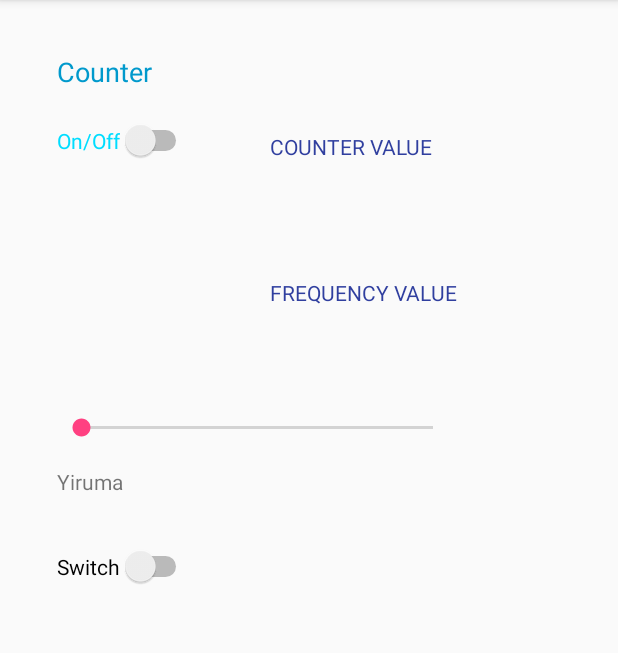
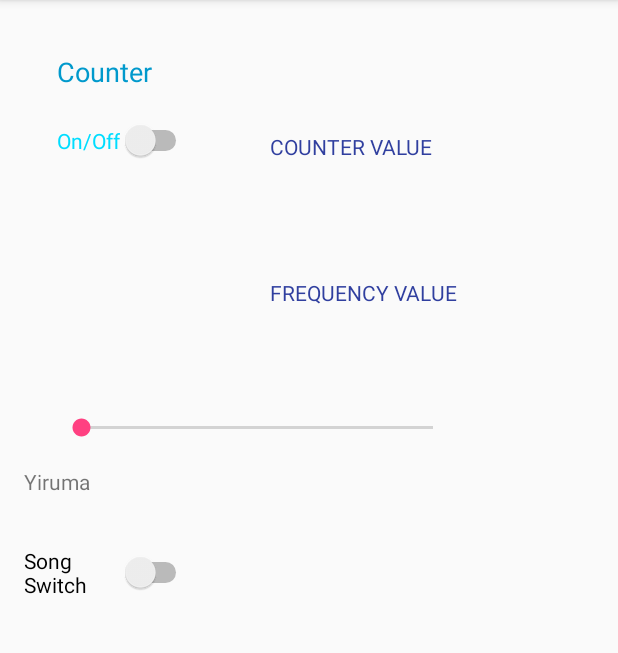
Before and after one commit to EmilyBowens/EmilyBowens, an Android app: the screen it shows after launch (MainActivity), on a phone screen of 412 x 824 dp, the part 84-737 px from its top. Run offline under Robolectric (Android 15) with nearby library versions, the phone set to English and light mode, and no system bars; libraries missing offline, so code that uses them is left out: org.puredata.android, org.puredata.core; 11 statements that could not run were skipped.

Commit message:
Final Update

```diff
--- a/app/src/main/java/com/csis/lab04/MainActivity.java
+++ b/app/src/main/java/com/csis/lab04/MainActivity.java
@@ -41,7 +41,7 @@ public class MainActivity extends AppCompatActivity {
 
 
         Switch onOffSwitch = (Switch) findViewById(R.id.onOffSwitch);//declared the switch here pointing to id onOffSwitch
-        Switch switch2 = (Switch) findViewById(R.id.switch2);//declared the switch here pointing to id onOffSwitch
+        Switch switch2 = (Switch) findViewById(R.id.switch2);//declared the switch here pointing to id switch2
 
         myCounter = (TextView) findViewById(R.id.counter);
 
--- a/app/src/main/res/layout/activity_main.xml
+++ b/app/src/main/res/layout/activity_main.xml
@@ -52,7 +52,7 @@
         android:layout_alignStart="@+id/onOffSwitch" />
 
     <Switch
-        android:text="Switch"
+        android:text="Song Switch"
         android:layout_width="wrap_content"
         android:layout_height="wrap_content"
         android:layout_marginTop="70dp"
```
Also changed, not shown: 2 other files.
